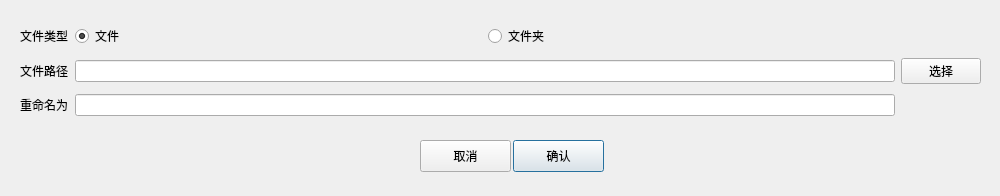
Qt form ui/dialog/RenameFileDialog.ui (xiaohaijoe/AutoPackage) before a commit.
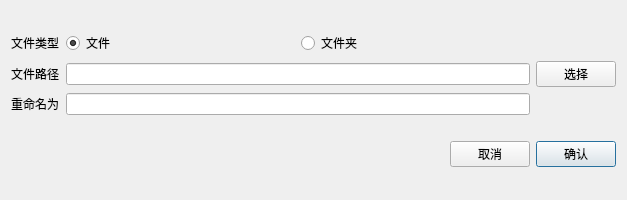
The same form after that commit.

What changed in the file:
```diff
--- a/ui/dialog/RenameFileDialog.ui
+++ b/ui/dialog/RenameFileDialog.ui
@@ -6,22 +6,15 @@
    <rect>
     <x>0</x>
     <y>0</y>
-    <width>1000</width>
-    <height>196</height>
+    <width>627</width>
+    <height>200</height>
    </rect>
   </property>
   <property name="windowTitle">
    <string>Dialog</string>
   </property>
-  <widget class="QWidget" name="gridLayoutWidget">
-   <property name="geometry">
-    <rect>
-     <x>20</x>
-     <y>20</y>
-     <width>961</width>
-     <height>101</height>
-    </rect>
-   </property>
+  <layout class="QGridLayout" name="gridLayout_2">
+   <item row="0" column="0" colspan="2">
    <layout class="QGridLayout" name="gridLayout">
     <item row="1" column="0">
      <widget class="QLabel" name="label">
@@ -120,33 +113,42 @@
      <widget class="QLineEdit" name="renameEdit"/>
     </item>
    </layout>
-  </widget>
-  <widget class="QPushButton" name="confirmBtn">
-   <property name="geometry">
-    <rect>
-     <x>513</x>
-     <y>140</y>
-     <width>91</width>
-     <height>32</height>
-    </rect>
-   </property>
-   <property name="text">
-    <string>确认</string>
-   </property>
-  </widget>
+   </item>
+   <item row="1" column="0" colspan="2">
+    <layout class="QHBoxLayout" name="horizontalLayout_2">
+     <item>
+      <spacer name="horizontalSpacer">
+       <property name="orientation">
+        <enum>Qt::Horizontal</enum>
+       </property>
+       <property name="sizeHint" stdset="0">
+        <size>
+         <width>40</width>
+         <height>20</height>
+        </size>
+       </property>
+      </spacer>
+     </item>
+     <item>
   <widget class="QPushButton" name="cancelBtn">
-   <property name="geometry">
-    <rect>
-     <x>420</x>
-     <y>140</y>
-     <width>91</width>
-     <height>32</height>
-    </rect>
-   </property>
    <property name="text">
     <string>取消</string>
    </property>
-  </widget>
+       <property name="autoDefault">
+        <bool>false</bool>
+       </property>
+      </widget>
+     </item>
+     <item>
+      <widget class="QPushButton" name="confirmBtn">
+       <property name="text">
+        <string>确认</string>
+       </property>
+      </widget>
+     </item>
+    </layout>
+   </item>
+  </layout>
  </widget>
  <resources/>
  <connections/>
```
Lines whose indentation alone changed are shown as unchanged.
